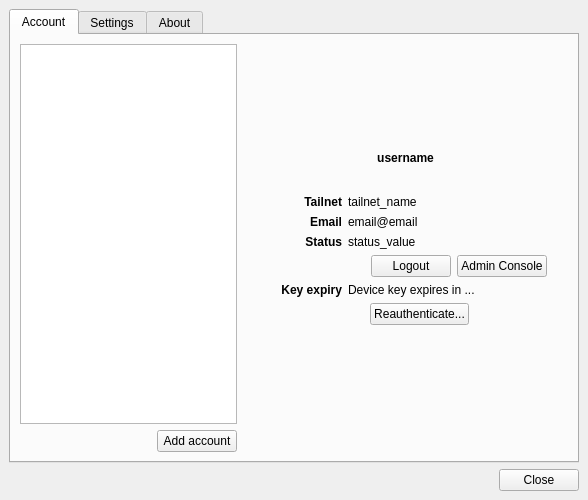
Old version of the form MainWindow.ui in the repository SneWs/tail-tray.
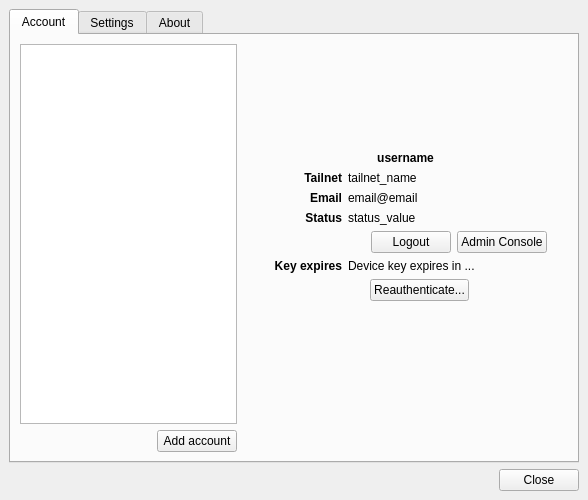
New version of the form. The open tabs and pages were chosen to show the change. Icons and pictures are not drawn.

Commit message: Settings UI - Cleanup the handling of showing the different tab sections

What changed in the file:
```diff
--- a/MainWindow.ui
+++ b/MainWindow.ui
@@ -225,22 +225,6 @@
                  </property>
                 </widget>
                </item>
-               <item>
-                <spacer name="verticalSpacer_10">
-                 <property name="orientation">
-                  <enum>Qt::Orientation::Vertical</enum>
-                 </property>
-                 <property name="sizeType">
-                  <enum>QSizePolicy::Policy::Minimum</enum>
-                 </property>
-                 <property name="sizeHint" stdset="0">
-                  <size>
-                   <width>89</width>
-                   <height>24</height>
-                  </size>
-                 </property>
-                </spacer>
-               </item>
               </layout>
              </item>
              <item>
@@ -489,7 +473,7 @@
                   </font>
                  </property>
                  <property name="text">
-                  <string>Key expiry</string>
+                  <string>Key expires</string>
                  </property>
                  <property name="alignment">
                   <set>Qt::AlignmentFlag::AlignRight|Qt::AlignmentFlag::AlignTrailing|Qt::AlignmentFlag::AlignVCenter</set>
```
Left out of the diff: 3 changed lines with no effect on the pictures. The commit also changes 2 other files.
